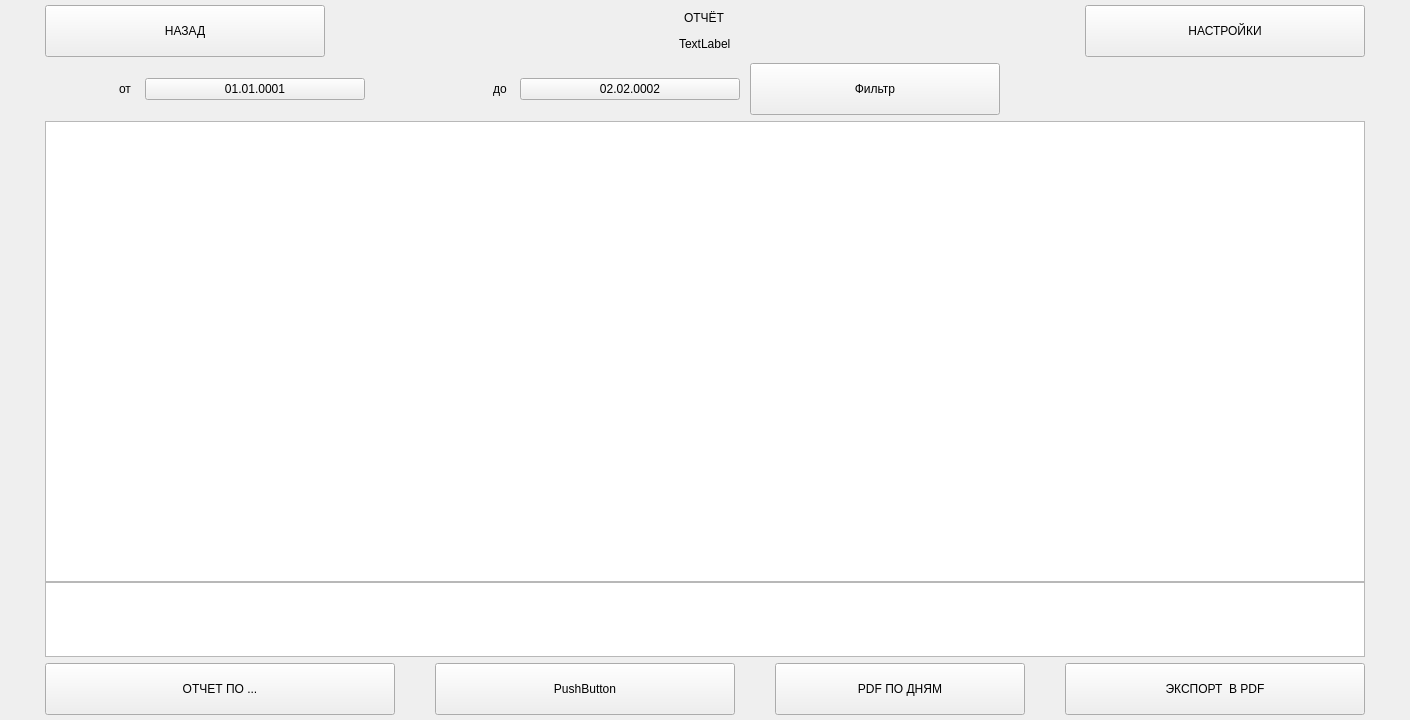
This is pages/generalreport.ui in emilAIT/ecotaxi-test as Qt 5 draws it before an edit. The edited form follows.
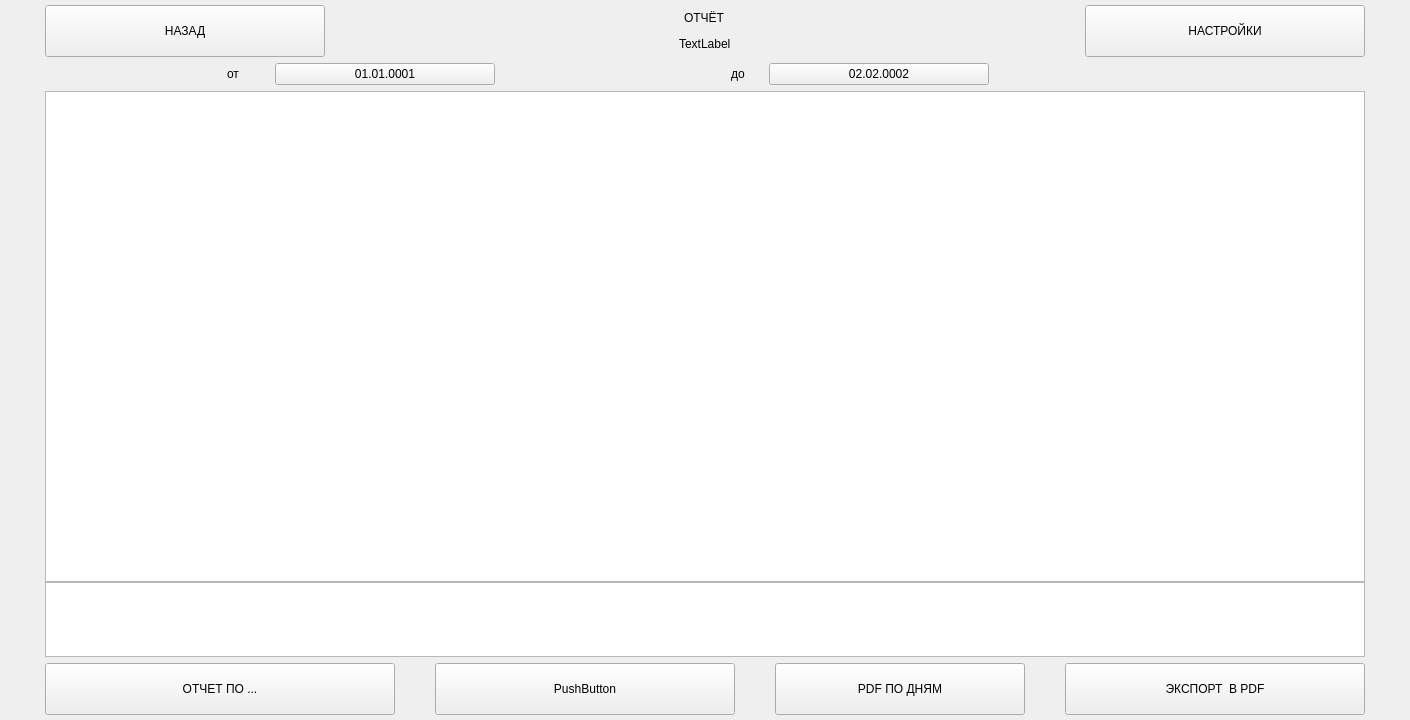
This is the edited form.

Commit message: aktan asanaliev

Patch:
```diff
--- a/pages/generalreport.ui
+++ b/pages/generalreport.ui
@@ -161,19 +161,6 @@
        </property>
       </widget>
      </item>
-     <item alignment="Qt::AlignmentFlag::AlignLeft">
-      <widget class="QPushButton" name="FilterButton">
-       <property name="minimumSize">
-        <size>
-         <width>250</width>
-         <height>52</height>
-        </size>
-       </property>
-       <property name="text">
-        <string>Фильтр</string>
-       </property>
-      </widget>
-     </item>
     </layout>
    </item>
    <item>
```
The commit also changes 2 other files.
